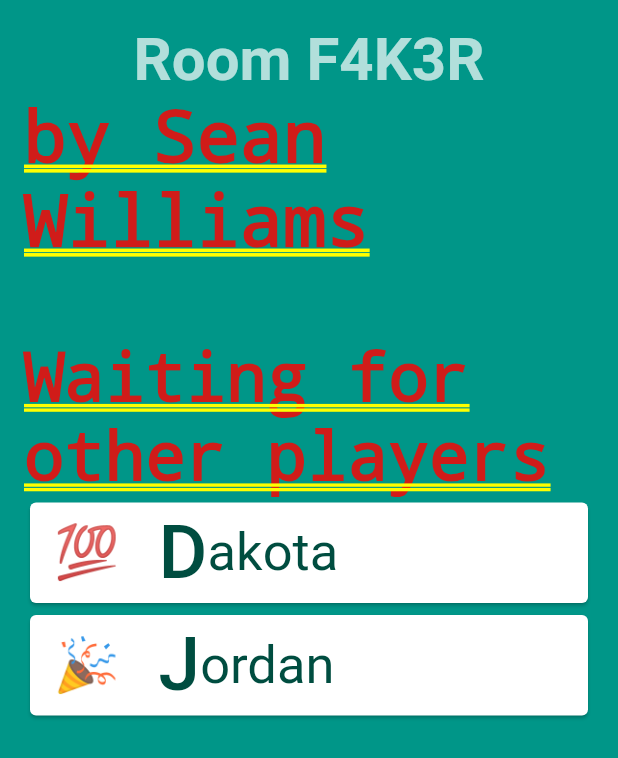
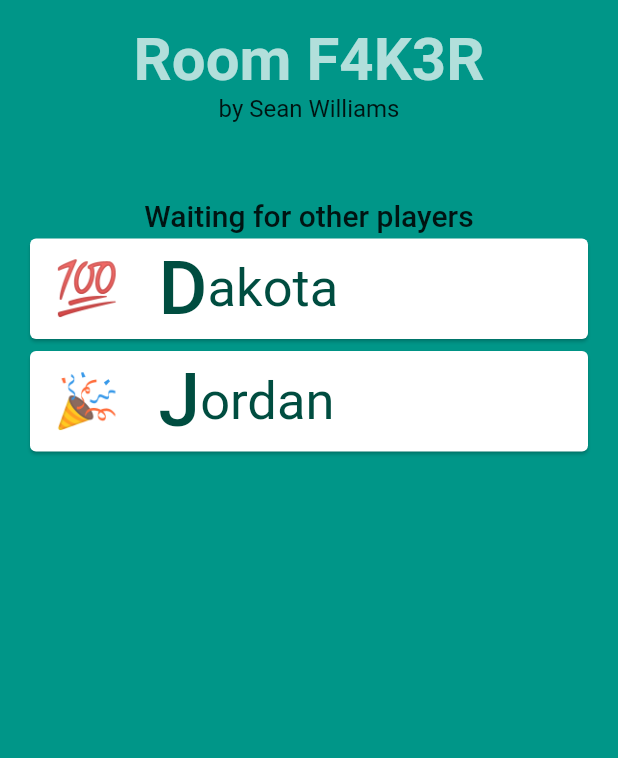
Before and after one commit to paxcodes/dicery_app, a Flutter app: the LobbyScreen screen opened by its route, on a phone screen of 412 x 824 dp. Shown: the top 758 px of the screen. Run offline on Flutter 3.47's test engine with Material 2 defaults, Android fonts, the phone set to English and light mode, and no system bars; our stand-ins replace animated_text_kit.

Commit message:
:lipstick: Style texts

```diff
--- a/lib/screens/lobby.dart
+++ b/lib/screens/lobby.dart
@@ -20,14 +20,14 @@ class LobbyScreen extends StatelessWidget {
                       fontWeight: FontWeight.bold,
                       color: Colors.teal.shade100,
                     )),
-            Text("by Sean Williams"),
+            Text(
+              "by Sean Williams",
+              style: Theme.of(context).textTheme.subtitle1,
+            ),
             SizedBox(height: 50),
             TypewriterAnimatedTextKit(
               text: ['Waiting for other players'],
-              textStyle: TextStyle(
-                fontSize: 45,
-                fontWeight: FontWeight.w900,
-              ),
+              textStyle: Theme.of(context).textTheme.headline6,
               speed: Duration(milliseconds: 100),
               totalRepeatCount: -1,
             ),
```
